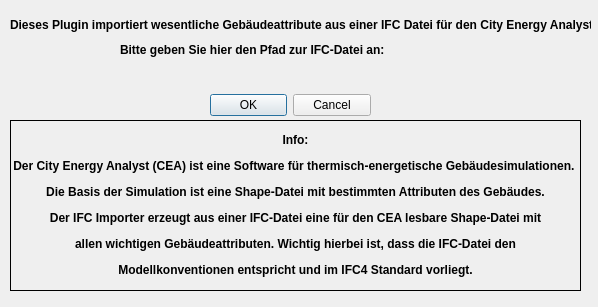
Qt form ifc_importer_dialog_base.ui (marcokiewit/ifc_importer) before a commit.
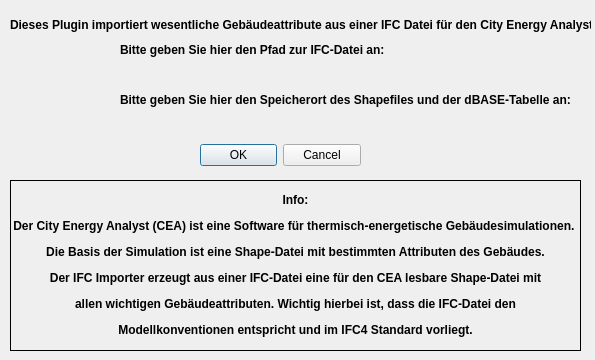
The same form after that commit. Custom widgets are drawn as their Qt base class.

Patch:
```diff
--- a/ifc_importer_dialog_base.ui
+++ b/ifc_importer_dialog_base.ui
@@ -6,8 +6,8 @@
    <rect>
     <x>0</x>
     <y>0</y>
-    <width>598</width>
-    <height>307</height>
+    <width>595</width>
+    <height>360</height>
    </rect>
   </property>
   <property name="windowTitle">
@@ -16,8 +16,8 @@
   <widget class="QDialogButtonBox" name="button_box">
    <property name="geometry">
     <rect>
-     <x>210</x>
-     <y>90</y>
+     <x>200</x>
+     <y>140</y>
      <width>161</width>
      <height>31</height>
     </rect>
@@ -75,7 +75,7 @@
    <property name="geometry">
     <rect>
      <x>10</x>
-     <y>120</y>
+     <y>180</y>
      <width>571</width>
      <height>171</height>
     </rect>
@@ -102,6 +102,35 @@
     <number>0</number>
    </property>
   </widget>
+  <widget class="QgsFileWidget" name="localsave_2">
+   <property name="geometry">
+    <rect>
+     <x>120</x>
+     <y>110</y>
+     <width>381</width>
+     <height>27</height>
+    </rect>
+   </property>
+   <property name="storageMode">
+    <enum>QgsFileWidget::GetDirectory</enum>
+   </property>
+   <property name="relativeStorage">
+    <enum>QgsFileWidget::Absolute</enum>
+   </property>
+  </widget>
+  <widget class="QLabel" name="label_4">
+   <property name="geometry">
+    <rect>
+     <x>120</x>
+     <y>90</y>
+     <width>451</width>
+     <height>21</height>
+    </rect>
+   </property>
+   <property name="text">
+    <string>&lt;html&gt;&lt;head/&gt;&lt;body&gt;&lt;p&gt;&lt;span style=&quot; font-weight:600;&quot;&gt;Bitte geben Sie hier den Speicherort des Shapefiles und der dBASE-Tabelle an:&lt;/span&gt;&lt;/p&gt;&lt;/body&gt;&lt;/html&gt;</string>
+   </property>
+  </widget>
  </widget>
  <customwidgets>
   <customwidget>
```
